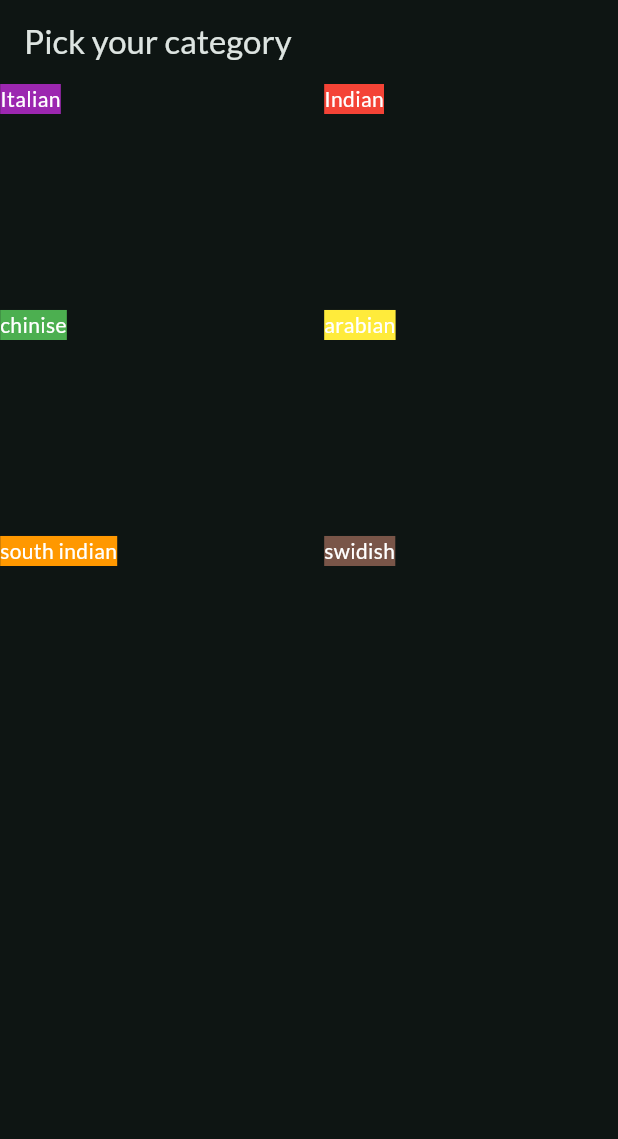
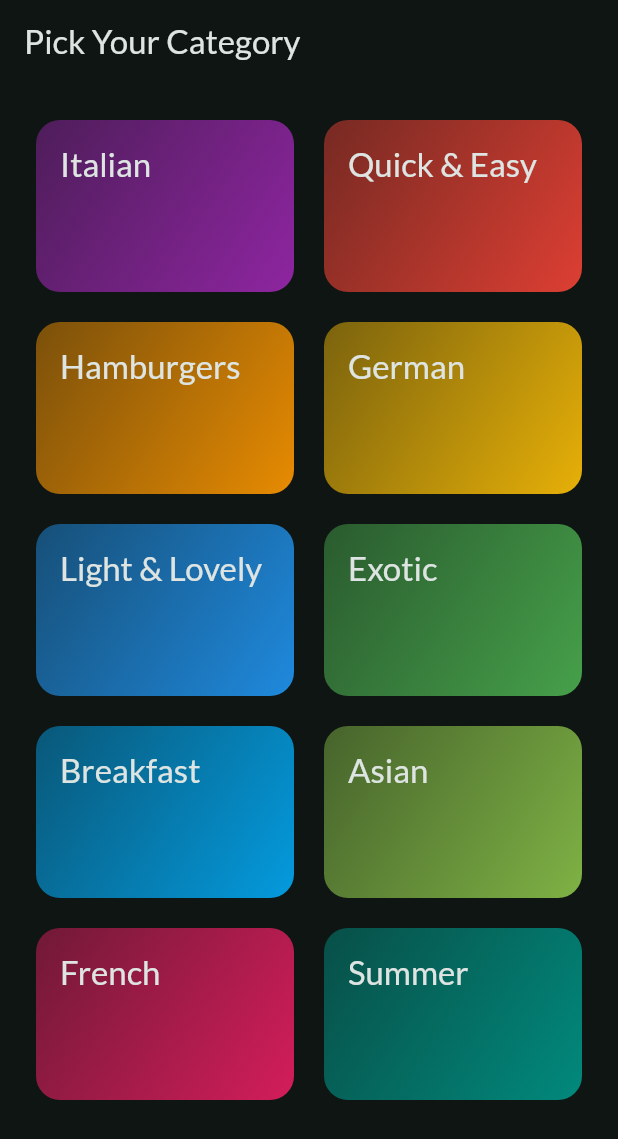
Before and after one commit to manques/flutter_meal_app, a Flutter app: the screen it shows after launch, on a phone screen of 412 x 824 dp. Shown: the top 1139 px of the screen. Run offline on Flutter 3.47's test engine with Material 2 defaults, Android fonts, the phone set to English and light mode, and no system bars; our stand-ins replace google_fonts.

Commit message:
categories list

```diff
--- a/lib/app.dart
+++ b/lib/app.dart
@@ -1,12 +1,11 @@
 import 'package:flutter/material.dart';
-import 'package:flutter_meal_app/categories.dart';
-
+import 'package:flutter_meal_app/screens/categories/categories_screen.dart';
 import 'package:google_fonts/google_fonts.dart';
 
 final theme = ThemeData(
   useMaterial3: true,
   colorScheme: ColorScheme.fromSeed(
-    seedColor: const Color.fromARGB(255, 0, 39, 35),
+    seedColor: const Color.fromARGB(255, 7, 236, 213),
     brightness: Brightness.dark,
   ),
   textTheme: GoogleFonts.latoTextTheme(),
--- a/lib/categories.dart
+++ /dev/null
@@ -1,34 +0,0 @@
-import 'package:flutter/material.dart';
-import 'package:flutter_meal_app/data/categories_data.dart';
-
-class CategoriesScreen extends StatelessWidget {
-  const CategoriesScreen({super.key});
-
-  @override
-  Widget build(BuildContext context) {
-    return Scaffold(
-      appBar: AppBar(
-        title: const Text('Pick your category'),
-      ),
-      body: GridView(
-        gridDelegate: const SliverGridDelegateWithFixedCrossAxisCount(
-          crossAxisCount: 2,
-          childAspectRatio: 3 / 2,
-          crossAxisSpacing: 20,
-          mainAxisSpacing: 20,
-        ),
-        children: categoriesData
-            .map(
-              (category) => Text(
-                category.title.toString(),
-                style: TextStyle(
-                  color: Colors.white,
-                  backgroundColor: category.color,
-                ),
-              ),
-            )
-            .toList(),
-      ),
-    );
-  }
-}
--- a/lib/data/categories_data.dart
+++ /dev/null
@@ -1,36 +0,0 @@
-import 'package:flutter/material.dart';
-
-import '../models/category.dart';
-
-const categoriesData = [
-  Category(
-    id: 'c1',
-    title: 'Italian',
-    color: Colors.purple,
-  ),
-  Category(
-    id: 'c2',
-    title: 'Indian',
-    color: Colors.red,
-  ),
-  Category(
-    id: 'c3',
-    title: 'chinise',
-    color: Colors.green,
-  ),
-  Category(
-    id: 'c4',
-    title: 'arabian',
-    color: Colors.yellow,
-  ),
-  Category(
-    id: 'c5',
-    title: 'south indian',
-    color: Colors.orange,
-  ),
-  Category(
-    id: 'c6',
-    title: 'swidish',
-    color: Colors.brown,
-  ),
-];
--- /dev/null
+++ b/lib/data/categories_dummy_data.dart
@@ -0,0 +1,55 @@
+import 'package:flutter/material.dart';
+import 'package:flutter_meal_app/models/category.dart';
+
+const availableCategories = [
+  Category(
+    id: 'c1',
+    title: 'Italian',
+    color: Colors.purple,
+  ),
+  Category(
+    id: 'c2',
+    title: 'Quick & Easy',
+    color: Colors.red,
+  ),
+  Category(
+    id: 'c3',
+    title: 'Hamburgers',
+    color: Colors.orange,
+  ),
+  Category(
+    id: 'c4',
+    title: 'German',
+    color: Colors.amber,
+  ),
+  Category(
+    id: 'c5',
+    title: 'Light & Lovely',
+    color: Colors.blue,
+  ),
+  Category(
+    id: 'c6',
+    title: 'Exotic',
+    color: Colors.green,
+  ),
+  Category(
+    id: 'c7',
+    title: 'Breakfast',
+    color: Colors.lightBlue,
+  ),
+  Category(
+    id: 'c8',
+    title: 'Asian',
+    color: Colors.lightGreen,
+  ),
+  Category(
+    id: 'c9',
+    title: 'French',
+    color: Colors.pink,
+  ),
+  Category(
+    id: 'c10',
+    title: 'Summer',
+    color: Colors.teal,
+  )
+];
--- /dev/null
+++ b/lib/data/meals_dummy_data.dart
@@ -0,0 +1,352 @@
+import 'package:flutter_meal_app/models/meal.dart';
+
+const mealsDummyData = [
+  Meal(
+    id: 'm1',
+    categories: [
+      'c1',
+      'c2',
+    ],
+    title: 'Spaghetti with Tomato Sauce',
+    affordability: Affordability.affordable,
+    complexity: Complexity.simple,
+    imageUrl:
+        'https://upload.wikimedia.org/wikipedia/commons/thumb/2/20/Spaghetti_Bolognese_mit_Parmesan_oder_Grana_Padano.jpg/800px-Spaghetti_Bolognese_mit_Parmesan_oder_Grana_Padano.jpg',
+    duration: 20,
+    ingredients: [
+      '4 Tomatoes',
+      '1 Tablespoon of Olive Oil',
+      '1 Onion',
+      '250g Spaghetti',
+      'Spices',
+      'Cheese (optional)'
+    ],
+    steps: [
+      'Cut the tomatoes and the onion into small pieces.',
+      'Boil some water - add salt to it once it boils.',
+      'Put the spaghetti into the boiling water - they should be done in about 10 to 12 minutes.',
+      'In the meantime, heaten up some olive oil and add the cut onion.',
+      'After 2 minutes, add the tomato pieces, salt, pepper and your other spices.',
+      'The sauce will be done once the spaghetti are.',
+      'Feel free to add some cheese on top of the finished dish.'
+    ],
+    isGlutenFree: false,
+    isVegan: true,
+    isVegetarian: true,
+    isLactoseFree: true,
+  ),
+  Meal(
+    id: 'm2',
+    categories: [
+      'c2',
+    ],
+    title: 'Toast Hawaii',
+    affordability: Affordability.affordable,
+    complexity: Complexity.simple,
+    imageUrl:
+        'https://cdn.pixabay.com/photo/2018/07/11/21/51/toast-3532016_1280.jpg',
+    duration: 10,
+    ingredients: [
+      '1 Slice White Bread',
+      '1 Slice Ham',
+      '1 Slice Pineapple',
+      '1-2 Slices of Cheese',
+      'Butter'
+    ],
+    steps: [
+      'Butter one side of the white bread',
+      'Layer ham, the pineapple and cheese on the white bread',
+      'Bake the toast for round about 10 minutes in the oven at 200°C'
+    ],
+    isGlutenFree: false,
+    isVegan: false,
+    isVegetarian: false,
+    isLactoseFree: false,
+  ),
+  Meal(
+    id: 'm3',
+    categories: [
+      'c2',
+      'c3',
+    ],
+    title: 'Classic Hamburger',
+    affordability: Affordability.pricey,
+    complexity: Complexity.simple,
+    imageUrl:
+        'https://cdn.pixabay.com/photo/2014/10/23/18/05/burger-500054_1280.jpg',
+    duration: 45,
+    ingredients: [
+      '300g Cattle Hack',
+      '1 Tomato',
+      '1 Cucumber',
+      '1 Onion',
+      'Ketchup',
+      '2 Burger Buns'
+    ],
+    steps: [
+      'Form 2 patties',
+      'Fry the patties for c. 4 minutes on each side',
+      'Quickly fry the buns for c. 1 minute on each side',
+      'Bruch buns with ketchup',
+      'Serve burger with tomato, cucumber and onion'
+    ],
+    isGlutenFree: false,
+    isVegan: false,
+    isVegetarian: false,
+    isLactoseFree: true,
+  ),
+  Meal(
+    id: 'm4',
+    categories: [
+      'c4',
+    ],
+    title: 'Wiener Schnitzel',
+    affordability: Affordability.luxurious,
+    complexity: Complexity.challenging,
+    imageUrl:
+        'https://cdn.pixabay.com/photo/2018/03/31/19/29/schnitzel-3279045_1280.jpg',
+    duration: 60,
+    ingredients: [
+      '8 Veal Cutlets',
+      '4 Eggs',
+      '200g Bread Crumbs',
+      '100g Flour',
+      '300ml Butter',
+      '100g Vegetable Oil',
+      'Salt',
+      'Lemon Slices'
+    ],
+    steps: [
+      'Tenderize the veal to about 2–4mm, and salt on both sides.',
+      'On a flat plate, stir the eggs briefly with a fork.',
+      'Lightly coat the cutlets in flour then dip into the egg, and finally, coat in breadcrumbs.',
+      'Heat the butter and oil in a large pan (allow the fat to get very hot) and fry the schnitzels until golden brown on both sides.',
+      'Make sure to toss the pan regularly so that the schnitzels are surrounded by oil and the crumbing becomes ‘fluffy’.',
+      'Remove, and drain on kitchen paper. Fry the parsley in the remaining oil and drain.',
+      'Place the schnitzels on awarmed plate and serve garnishedwith parsley and slices of lemon.'
+    ],
+    isGlutenFree: false,
+    isVegan: false,
+    isVegetarian: false,
+    isLactoseFree: false,
+  ),
+  Meal(
+    id: 'm5',
+    categories: [
+      'c2'
+          'c5',
+      'c10',
+    ],
+    title: 'Salad with Smoked Salmon',
+    affordability: Affordability.luxurious,
+    complexity: Complexity.simple,
+    imageUrl:
+        'https://cdn.pixabay.com/photo/2016/10/25/13/29/smoked-salmon-salad-1768890_1280.jpg',
+    duration: 15,
+    ingredients: [
+      'Arugula',
+      'Lamb\'s Lettuce',
+      'Parsley',
+      'Fennel',
+      '200g Smoked Salmon',
+      'Mustard',
+      'Balsamic Vinegar',
+      'Olive Oil',
+      'Salt and Pepper'
+    ],
+    steps: [
+      'Wash and cut salad and herbs',
+      'Dice the salmon',
+      'Process mustard, vinegar and olive oil into a dessing',
+      'Prepare the salad',
+      'Add salmon cubes and dressing'
+    ],
+    isGlutenFree: true,
+    isVegan: false,
+    isVegetarian: true,
+    isLactoseFree: true,
+  ),
+  Meal(
+    id: 'm6',
+    categories: [
+      'c6',
+      'c10',
+    ],
+    title: 'Delicious Orange Mousse',
+    affordability: Affordability.affordable,
+    complexity: Complexity.hard,
+    imageUrl:
+        'https://cdn.pixabay.com/photo/2017/05/01/05/18/pastry-2274750_1280.jpg',
+    duration: 240,
+    ingredients: [
+      '4 Sheets of Gelatine',
+      '150ml Orange Juice',
+      '80g Sugar',
+      '300g Yoghurt',
+      '200g Cream',
+      'Orange Peel',
+    ],
+    steps: [
+      'Dissolve gelatine in pot',
+      'Add orange juice and sugar',
+      'Take pot off the stove',
+      'Add 2 tablespoons of yoghurt',
+      'Stir gelatin under remaining yoghurt',
+      'Cool everything down in the refrigerator',
+      'Whip the cream and lift it under die orange mass',
+      'Cool down again for at least 4 hours',
+      'Serve with orange peel',
+    ],
+    isGlutenFree: true,
+    isVegan: false,
+    isVegetarian: true,
+    isLactoseFree: false,
+  ),
+  Meal(
+    id: 'm7',
+    categories: [
+      'c7',
+    ],
+    title: 'Pancakes',
+    affordability: Affordability.affordable,
+    complexity: Complexity.simple,
+    imageUrl:
+        'https://cdn.pixabay.com/photo/2018/07/10/21/23/pancake-3529653_1280.jpg',
+    duration: 20,
+    ingredients: [
+      '1 1/2 Cups all-purpose Flour',
+      '3 1/2 Teaspoons Baking Powder',
+      '1 Teaspoon Salt',
+      '1 Tablespoon White Sugar',
+      '1 1/4 cups Milk',
+      '1 Egg',
+      '3 Tablespoons Butter, melted',
+    ],
+    steps: [
+      'In a large bowl, sift together the flour, baking powder, salt and sugar.',
+      'Make a well in the center and pour in the milk, egg and melted butter; mix until smooth.',
+      'Heat a lightly oiled griddle or frying pan over medium high heat.',
+      'Pour or scoop the batter onto the griddle, using approximately 1/4 cup for each pancake. Brown on both sides and serve hot.'
+    ],
+    isGlutenFree: true,
+    isVegan: false,
+    isVegetarian: true,
+    isLactoseFree: false,
+  ),
+  Meal(
+    id: 'm8',
+    categories: [
+      'c8',
+    ],
+    title: 'Creamy Indian Chicken Curry',
+    affordability: Affordability.pricey,
+    complexity: Complexity.challenging,
+    imageUrl:
+        'https://cdn.pixabay.com/photo/2018/06/18/16/05/indian-food-3482749_1280.jpg',
+    duration: 35,
+    ingredients: [
+      '4 Chicken Breasts',
+      '1 Onion',
+      '2 Cloves of Garlic',
+      '1 Piece of Ginger',
+      '4 Tablespoons Almonds',
+      '1 Teaspoon Cayenne Pepper',
+      '500ml Coconut Milk',
+    ],
+    steps: [
+      'Slice and fry the chicken breast',
+      'Process onion, garlic and ginger into paste and sauté everything',
+      'Add spices and stir fry',
+      'Add chicken breast + 250ml of water and cook everything for 10 minutes',
+      'Add coconut milk',
+      'Serve with rice'
+    ],
+    isGlutenFree: true,
+    isVegan: false,
+    isVegetarian: false,
+    isLactoseFree: true,
+  ),
+  Meal(
+    id: 'm9',
+    categories: [
+      'c9',
+    ],
+    title: 'Chocolate Souffle',
+    affordability: Affordability.affordable,
+    complexity: Complexity.hard,
+    imageUrl:
+        'https://cdn.pixabay.com/photo/2014/08/07/21/07/souffle-412785_1280.jpg',
+    duration: 45,
+    ingredients: [
+      '1 Teaspoon melted Butter',
+      '2 Tablespoons white Sugar',
+      '2 Ounces 70% dark Chocolate, broken into pieces',
+      '1 Tablespoon Butter',
+      '1 Tablespoon all-purpose Flour',
+      '4 1/3 tablespoons cold Milk',
+      '1 Pinch Salt',
+      '1 Pinch Cayenne Pepper',
+      '1 Large Egg Yolk',
+      '2 Large Egg Whites',
+      '1 Pinch Cream of Tartar',
+      '1 Tablespoon white Sugar',
+    ],
+    steps: [
+      'Preheat oven to 190°C. Line a rimmed baking sheet with parchment paper.',
+      'Brush bottom and sides of 2 ramekins lightly with 1 teaspoon melted butter; cover bottom and sides right up to the rim.',
+      'Add 1 tablespoon white sugar to ramekins. Rotate ramekins until sugar coats all surfaces.',
+      'Place chocolate pieces in a metal mixing bowl.',
+      'Place bowl over a pan of about 3 cups hot water over low heat.',
+      'Melt 1 tablespoon butter in a skillet over medium heat. Sprinkle in flour. Whisk until flour is incorporated into butter and mixture thickens.',
+      'Whisk in cold milk until mixture becomes smooth and thickens. Transfer mixture to bowl with melted chocolate.',
+      'Add salt and cayenne pepper. Mix together thoroughly. Add egg yolk and mix to combine.',
+      'Leave bowl above the hot (not simmering) water to keep chocolate warm while you whip the egg whites.',
+      'Place 2 egg whites in a mixing bowl; add cream of tartar. Whisk until mixture begins to thicken and a drizzle from the whisk stays on the surface about 1 second before disappearing into the mix.',
+      'Add 1/3 of sugar and whisk in. Whisk in a bit more sugar about 15 seconds.',
+      'whisk in the rest of the sugar. Continue whisking until mixture is about as thick as shaving cream and holds soft peaks, 3 to 5 minutes.',
+      'Transfer a little less than half of egg whites to chocolate.',
+      'Mix until egg whites are thoroughly incorporated into the chocolate.',
+      'Add the rest of the egg whites; gently fold into the chocolate with a spatula, lifting from the bottom and folding over.',
+      'Stop mixing after the egg white disappears. Divide mixture between 2 prepared ramekins. Place ramekins on prepared baking sheet.',
+      'Bake in preheated oven until scuffles are puffed and have risen above the top of the rims, 12 to 15 minutes.',
+    ],
+    isGlutenFree: true,
+    isVegan: false,
+    isVegetarian: true,
+    isLactoseFree: false,
+  ),
+  Meal(
+    id: 'm10',
+    categories: [
+      'c2',
+      'c5',
+      'c10',
+    ],
+    title: 'Asparagus Salad with Cherry Tomatoes',
+    affordability: Affordability.luxurious,
+    complexity: Complexity.simple,
+    imageUrl:
+        'https://cdn.pixabay.com/photo/2018/04/09/18/26/asparagus-3304997_1280.jpg',
+    duration: 30,
+    ingredients: [
+      'White and Green Asparagus',
+      '30g Pine Nuts',
+      '300g Cherry Tomatoes',
+      'Salad',
+      'Salt, Pepper and Olive Oil'
+    ],
+    steps: [
+      'Wash, peel and cut the asparagus',
+      'Cook in salted water',
+      'Salt and pepper the asparagus',
+      'Roast the pine nuts',
+      'Halve the tomatoes',
+      'Mix with asparagus, salad and dressing',
+      'Serve with Baguette'
+    ],
+    isGlutenFree: true,
+    isVegan: true,
+    isVegetarian: true,
+    isLactoseFree: true,
+  ),
+];
--- a/lib/models/category.dart
+++ b/lib/models/category.dart
@@ -1,13 +1,12 @@
 import 'package:flutter/material.dart';
 
 class Category {
+  final String id;
+  final String title;
+  final Color color;
   const Category({
     required this.id,
     required this.title,
     this.color = Colors.orange,
   });
-
-  final String id;
-  final String title;
-  final Color color;
 }
--- /dev/null
+++ b/lib/models/meal.dart
@@ -0,0 +1,43 @@
+enum Complexity {
+  simple,
+  challenging,
+  hard,
+}
+
+enum Affordability {
+  affordable,
+  pricey,
+  luxurious,
+}
+
+class Meal {
+  const Meal({
+    required this.id,
+    required this.categories,
+    required this.title,
+    required this.imageUrl,
+    required this.ingredients,
+    required this.steps,
+    required this.duration,
+    required this.complexity,
+    required this.affordability,
+    required this.isGlutenFree,
+    required this.isLactoseFree,
+    required this.isVegan,
+    required this.isVegetarian,
+  });
+
+  final String id;
+  final List<String> categories;
+  final String title;
+  final String imageUrl;
+  final List<String> ingredients;
+  final List<String> steps;
+  final int duration;
+  final Complexity complexity;
+  final Affordability affordability;
+  final bool isGlutenFree;
+  final bool isLactoseFree;
+  final bool isVegan;
+  final bool isVegetarian;
+}
--- /dev/null
+++ b/lib/screens/categories/categories_screen.dart
@@ -0,0 +1,61 @@
+import 'package:flutter/material.dart';
+import 'package:flutter_meal_app/data/meals_dummy_data.dart';
+import 'package:flutter_meal_app/screens/categories/category_item.dart';
+import 'package:flutter_meal_app/data/categories_dummy_data.dart';
+import 'package:flutter_meal_app/screens/meals/meals_screen.dart';
+import 'package:flutter_meal_app/models/category.dart';
+
+class CategoriesScreen extends StatelessWidget {
+  const CategoriesScreen({super.key});
+
+  void _selectCategory(BuildContext context, Category category) {
+    final filteredMeals = mealsDummyData
+        .where((meal) => meal.categories.contains(category.id))
+        .toList();
+    Navigator.of(context).push(
+      MaterialPageRoute(
+        builder: (ctx) => MealsScreen(
+          title: category.title,
+          meals: filteredMeals,
+        ),
+      ),
+    );
+  }
+
+  @override
+  Widget build(BuildContext context) {
+    return Scaffold(
+      appBar: AppBar(
+        title: const Text("Pick Your Category"),
+      ),
+      body: GridView(
+        padding: const EdgeInsets.all(24),
+        gridDelegate: const SliverGridDelegateWithFixedCrossAxisCount(
+          crossAxisCount: 2,
+          childAspectRatio: 3 / 2,
+          crossAxisSpacing: 20,
+          mainAxisSpacing: 20,
+        ),
+        children: [
+          // ...availableCategories
+          //     .map(
+          //       (category) => CategoryItem(
+          //         category: category,
+          //         onSelectCategory: () =>{
+          //            _selectCategory(context);
+          //         }
+          //       ),
+          //     )
+          //     .toList()
+          for (final category in availableCategories)
+            CategoryItem(
+              category: category,
+              onSelectCategory: () {
+                _selectCategory(context, category);
+              },
+            )
+        ],
+      ),
+    );
+  }
+}
--- /dev/null
+++ b/lib/screens/categories/category_item.dart
@@ -0,0 +1,42 @@
+import 'package:flutter/material.dart';
+import 'package:flutter_meal_app/models/category.dart';
+
+class CategoryItem extends StatelessWidget {
+  const CategoryItem({
+    super.key,
+    required this.category,
+    required this.onSelectCategory,
+  });
+
+  final Category category;
+  final void Function() onSelectCategory;
+
+  @override
+  Widget build(BuildContext context) {
+    return InkWell(
+      onTap: onSelectCategory,
+      splashColor: Theme.of(context).primaryColor,
+      borderRadius: BorderRadius.circular(16),
+      child: Container(
+        padding: const EdgeInsets.all(16),
+        decoration: BoxDecoration(
+          borderRadius: BorderRadius.circular(16),
+          gradient: LinearGradient(
+            colors: [
+              category.color.withOpacity(0.45),
+              category.color.withOpacity(0.9),
+            ],
+            begin: Alignment.topLeft,
+            end: Alignment.bottomRight,
+          ),
+        ),
+        child: Text(
+          category.title,
+          style: Theme.of(context).textTheme.titleLarge!.copyWith(
+                color: Theme.of(context).colorScheme.onBackground,
+              ),
+        ),
+      ),
+    );
+  }
+}
--- /dev/null
+++ b/lib/screens/meals/meals_screen.dart
@@ -0,0 +1,54 @@
+import 'package:flutter/material.dart';
+
+import '../../models/meal.dart';
+
+class MealsScreen extends StatelessWidget {
+  const MealsScreen({
+    super.key,
+    required this.title,
+    required this.meals,
+  });
+
+  final String title;
+  final List<Meal> meals;
+
+  @override
+  Widget build(BuildContext context) {
+    Widget content = Center(
+      child: Column(
+        mainAxisSize: MainAxisSize.min,
+        children: [
+          Text(
+            'Uh oh ... nothing here!',
+            style: Theme.of(context).textTheme.headlineLarge!.copyWith(
+                  color: Theme.of(context).colorScheme.onBackground,
+                ),
+          ),
+          const SizedBox(
+            height: 16,
+          ),
+          Text(
+            'Try selecting a diffrent category!',
+            style: Theme.of(context).textTheme.bodyLarge!.copyWith(
+                  color: Theme.of(context).colorScheme.onBackground,
+                ),
+          ),
+        ],
+      ),
+    );
+    if (meals.isNotEmpty) {
+      content = ListView.builder(
+        itemCount: meals.length,
+        itemBuilder: (ctx, index) => Text(
+          meals[index].title,
+        ),
+      );
+    }
+    return Scaffold(
+      appBar: AppBar(
+        title: Text(title),
+      ),
+      body: content,
+    );
+  }
+}
```
Also changed, not shown: lib/screens/meals/meal_item.dart (added), 5 other files.
